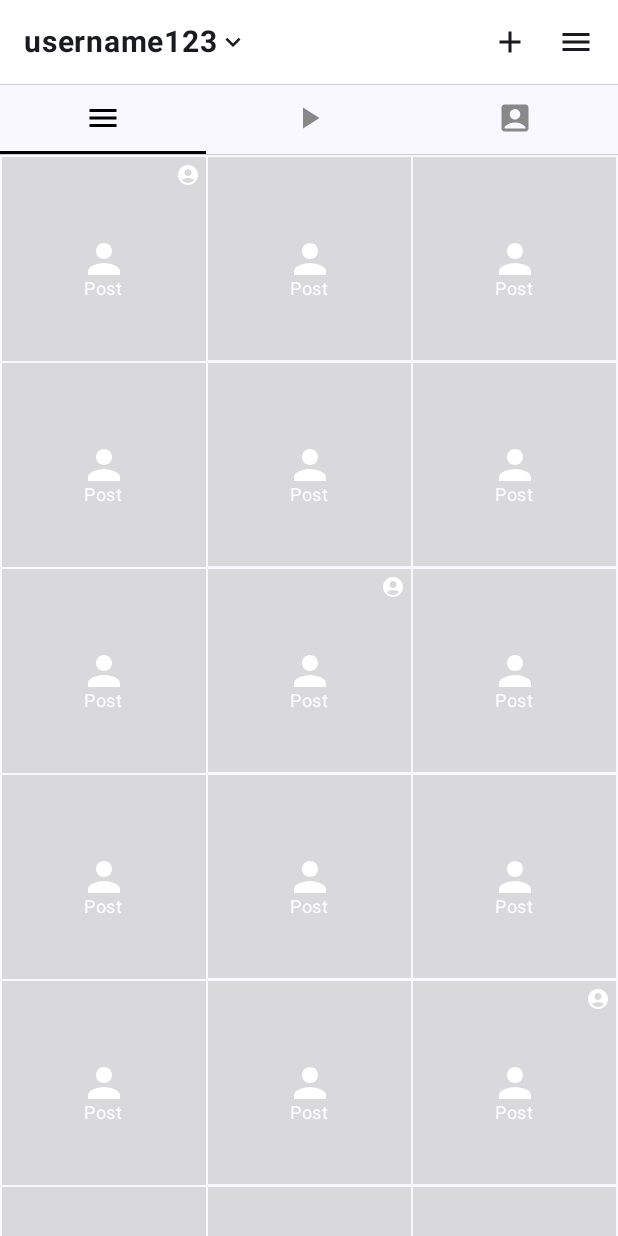
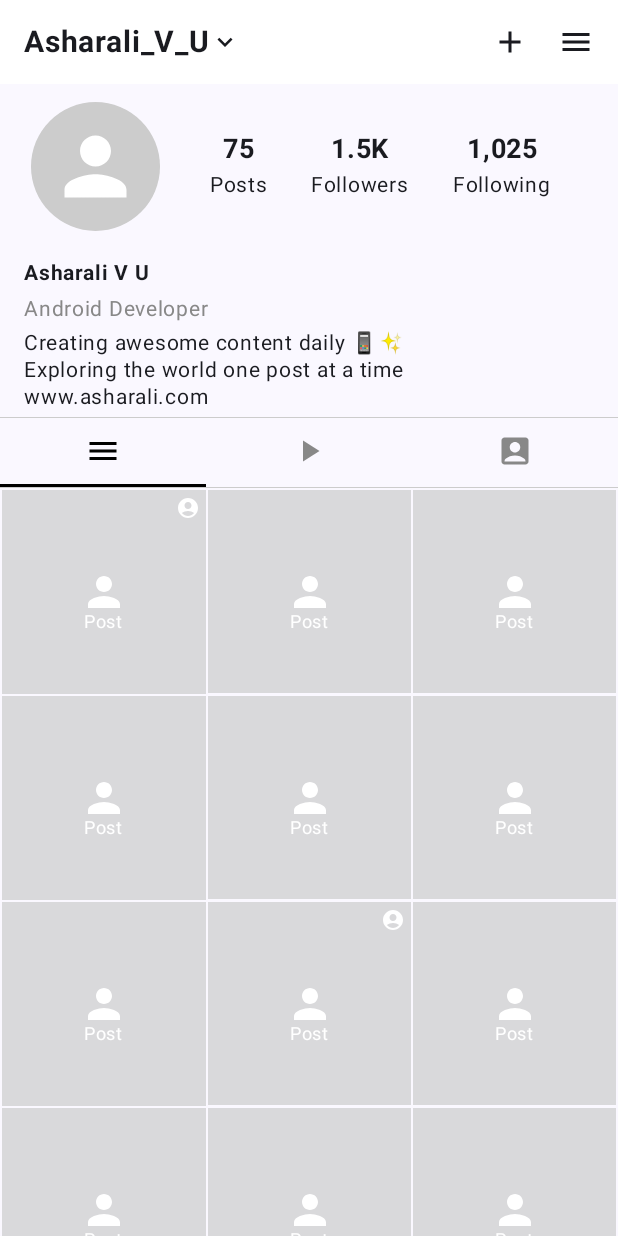
Before and after one commit to asharalikannadipoil/InstaProfile, an Android app built with Jetpack Compose: the screen it shows after launch (MainActivity), on a phone screen of 412 x 824 dp. Run offline under Robolectric (Android 15) with nearby library versions, the light colour scheme and no system bars.

Commit message:
Added Bio, profile and some changes on TopAppBar

```diff
--- a/app/src/main/java/com/ali/instaprofile/presentation/profile/components/BioSection.kt
+++ b/app/src/main/java/com/ali/instaprofile/presentation/profile/components/BioSection.kt
@@ -1,8 +1,40 @@
 package com.ali.instaprofile.presentation.profile.components
 
+import androidx.compose.foundation.layout.Column
+import androidx.compose.foundation.layout.fillMaxWidth
+import androidx.compose.foundation.layout.padding
+import androidx.compose.material3.Text
 import androidx.compose.runtime.Composable
+import androidx.compose.ui.Modifier
+import androidx.compose.ui.graphics.Color
+import androidx.compose.ui.text.font.FontWeight
+import androidx.compose.ui.tooling.preview.Preview
+import androidx.compose.ui.unit.dp
+import androidx.compose.ui.unit.sp
 
+@Preview
 @Composable
-fun BioSection(){
-
+fun BioSection() {
+    Column(
+        modifier = Modifier
+            .fillMaxWidth()
+            .padding(horizontal = 16.dp, vertical = 4.dp)
+    ) {
+        Text(
+            text = "Asharali V U",
+            fontWeight = FontWeight.Bold,
+            fontSize = 14.sp
+        )
+        Text(
+            text = "Android Developer",
+            color = Color.Gray,
+            fontSize = 14.sp
+        )
+        Text(
+            text = "Creating awesome content daily 📱✨\nExploring the world one post at a time\nwww.asharali.com",
+            fontSize = 14.sp,
+            lineHeight = 18.sp,
+            modifier = Modifier.padding(top = 2.dp)
+        )
+    }
 }
--- a/app/src/main/java/com/ali/instaprofile/presentation/profile/components/ProfileInfo.kt
+++ b/app/src/main/java/com/ali/instaprofile/presentation/profile/components/ProfileInfo.kt
@@ -1,8 +1,87 @@
 package com.ali.instaprofile.presentation.profile.components
 
+import androidx.compose.foundation.background
+import androidx.compose.foundation.clickable
+import androidx.compose.foundation.layout.Arrangement
+import androidx.compose.foundation.layout.Box
+import androidx.compose.foundation.layout.Column
+import androidx.compose.foundation.layout.Row
+import androidx.compose.foundation.layout.fillMaxSize
+import androidx.compose.foundation.layout.fillMaxWidth
+import androidx.compose.foundation.layout.padding
+import androidx.compose.foundation.layout.size
+import androidx.compose.foundation.shape.CircleShape
+import androidx.compose.material.icons.Icons
+import androidx.compose.material.icons.filled.Person
+import androidx.compose.material3.Icon
+import androidx.compose.material3.Text
 import androidx.compose.runtime.Composable
+import androidx.compose.ui.Alignment
+import androidx.compose.ui.Modifier
+import androidx.compose.ui.draw.clip
+import androidx.compose.ui.graphics.Color
+import androidx.compose.ui.text.font.FontWeight
+import androidx.compose.ui.tooling.preview.Preview
+import androidx.compose.ui.unit.dp
+import androidx.compose.ui.unit.sp
 
+@Preview
 @Composable
-fun ProfileInfo(){
+fun ProfileInfo() {
+    Row(
+        modifier = Modifier
+            .fillMaxWidth()
+            .padding(horizontal = 16.dp, vertical = 12.dp),
+        verticalAlignment = Alignment.CenterVertically
+    ) {
+        Box(
+            modifier = Modifier.weight(2.5f),
+            contentAlignment = Alignment.Center
+        ) {
+            Box(
+                modifier = Modifier
+                    .size(86.dp)
+                    .clip(CircleShape)
+                    .background(Color.LightGray)
+                    .clickable { }
+            ) {
+                Icon(
+                    imageVector = Icons.Default.Person,
+                    contentDescription = "Profile Picture",
+                    modifier = Modifier
+                        .fillMaxSize()
+                        .padding(12.dp),
+                    tint = Color.White
+                )
+            }
+        }
 
+        Row(
+            modifier = Modifier.weight(7.5f),
+            horizontalArrangement = Arrangement.SpaceEvenly
+        ) {
+            StatColumn("75", "Posts")
+            StatColumn("1.5K", "Followers")
+            StatColumn("1,025", "Following")
+        }
+    }
 }
+
+@Preview
+@Composable
+fun StatColumn(count: String = "75", label: String = "Posts") {
+    Column(
+        horizontalAlignment = Alignment.CenterHorizontally,
+        modifier = Modifier.clickable { }
+    ) {
+        Text(
+            text = count,
+            fontWeight = FontWeight.Bold,
+            fontSize = 18.sp
+        )
+        Text(
+            text = label,
+            fontSize = 14.sp
+        )
+    }
+}
--- a/app/src/main/java/com/ali/instaprofile/presentation/profile/components/TopAppBar.kt
+++ b/app/src/main/java/com/ali/instaprofile/presentation/profile/components/TopAppBar.kt
@@ -32,7 +32,7 @@ fun TopAppBar(modifier: Modifier = Modifier) {
     ) {
         Row(verticalAlignment = Alignment.CenterVertically) {
             Text(
-                text = "username123",
+                text = "Asharali_V_U",
                 fontWeight = FontWeight.Bold,
                 fontSize = 20.sp
             )
```
